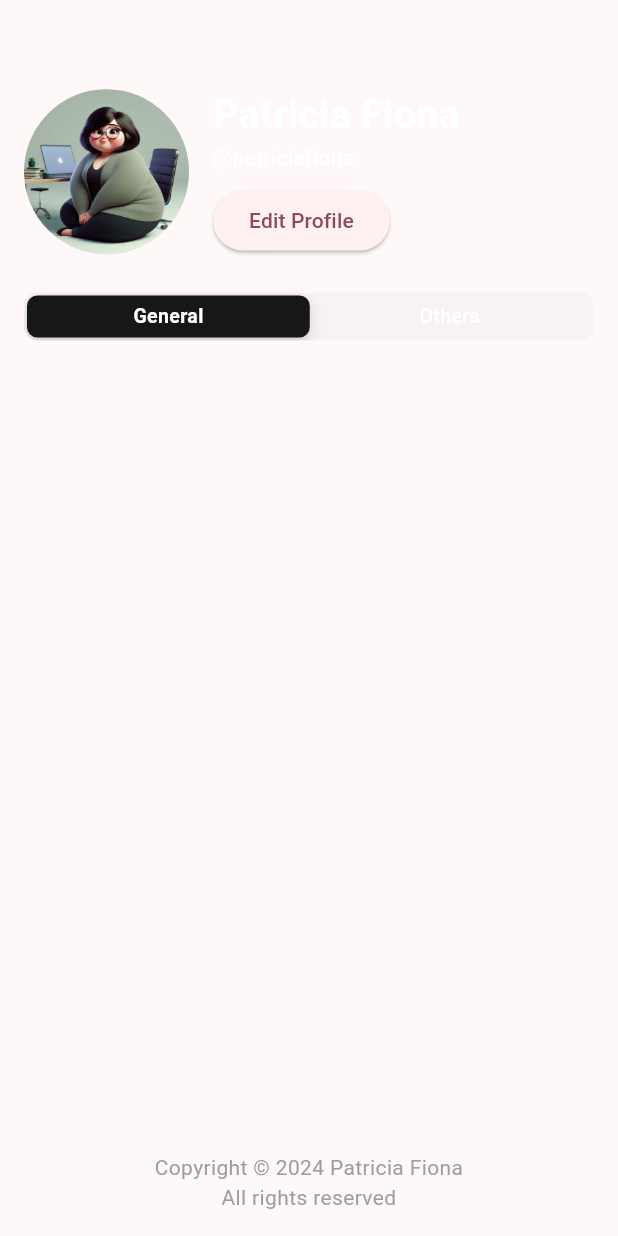
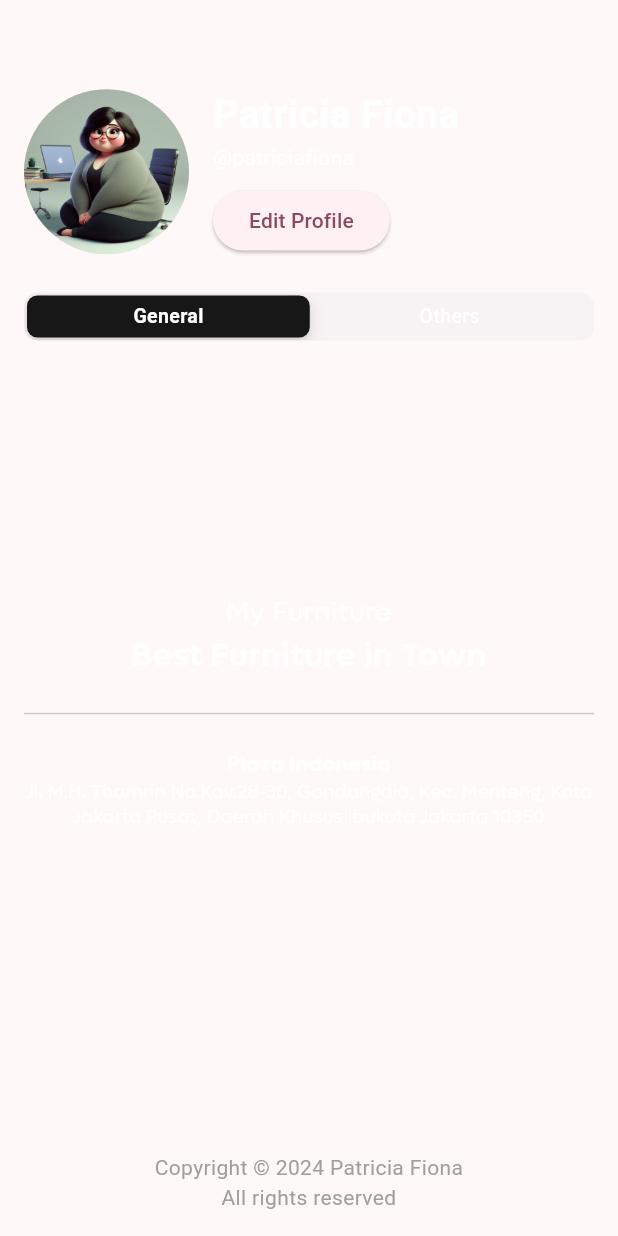
Before and after one commit to patriciafiona/Clone-From-Design-Projects, a Flutter app: the UserTabScreen widget shown alone on an empty page, opened directly, on a phone screen of 412 x 824 dp. Run offline on Flutter 3.47's test engine with Material 3 defaults, Android fonts, the phone set to English and light mode, and no system bars; our stand-ins replace animated_text_kit, assets_audio_player, cloud_firestore, curved_navigation_bar, firebase_auth, firebase_core and 14 more; missing offline and left inert: carousel_slider_plus, chip_list, http_status, should_rebuild, slidable_button, tiktoklikescroller; accounts and stored records are empty; network calls fail.

Commit message:
[Furniture] Finish editing the User - general information

```diff
--- a/Flutter/Furniture App/furniture_app/lib/screens/Main/User/UserTabScreen.dart
+++ b/Flutter/Furniture App/furniture_app/lib/screens/Main/User/UserTabScreen.dart
@@ -119,8 +119,57 @@ class _UserTabScreenState extends State<UserTabScreen> {
             child: Builder(
               builder: (context) {
                 if (_selectedSegment.name.toLowerCase() == "general") {
-                  return Column(
-                    children: [],
+                  return const Column(
+                    children: [
+                      Spacer(),
+
+                      Text(
+                        "My Furniture",
+                        style: TextStyle(
+                            color: Colors.white,
+                            fontSize: 18,
+                            fontFamily: "Lufga"
+                        ),
+                        textAlign: TextAlign.center,
+                      ),
+                      Text(
+                        "Best Furniture in Town",
+                        style: TextStyle(
+                            color: Colors.white,
+                            fontSize: 22,
+                            fontFamily: "Lufga",
+                            fontWeight: FontWeight.w600
+                        ),
+                        textAlign: TextAlign.center,
+                      ),
+
+                      Padding(
+                        padding: EdgeInsets.symmetric(vertical: 16.0),
+                        child: Divider(),
+                      ),
+
+                      Text(
+                        "Plaza Indonesia",
+                        style: TextStyle(
+                            color: Colors.white,
+                            fontSize: 14,
+                            fontFamily: "Lufga",
+                            fontWeight: FontWeight.bold
+                        ),
+                        textAlign: TextAlign.center,
+                      ),
+                      Text(
+                        "Jl. M.H. Thamrin No.Kav.28-30, Gondangdia, Kec. Menteng, Kota Jakarta Pusat, Daerah Khusus Ibukota Jakarta 10350",
+                        style: TextStyle(
+                            color: Colors.white,
+                            fontSize: 12,
+                            fontFamily: "Lufga"
+                        ),
+                        textAlign: TextAlign.center,
+                      ),
+
+                      Spacer(),
+                    ],
                   );
                 }else{
                   return SingleChildScrollView(
@@ -131,7 +180,8 @@ class _UserTabScreenState extends State<UserTabScreen> {
                           header: const Text(
                             'About the App',
                             style: TextStyle(
-                                color: Colors.white
+                                color: Colors.white,
+                              fontFamily: "Lufga",
                             ),
                           ),
                           children: <CupertinoListTile>[
@@ -239,7 +289,8 @@ class _UserTabScreenState extends State<UserTabScreen> {
                           header: const Text(
                             'My Social Media',
                             style: TextStyle(
-                                color: Colors.white
+                              color: Colors.white,
+                              fontFamily: "Lufga",
                             ),
                           ),
                           children: <CupertinoListTile>[
```
